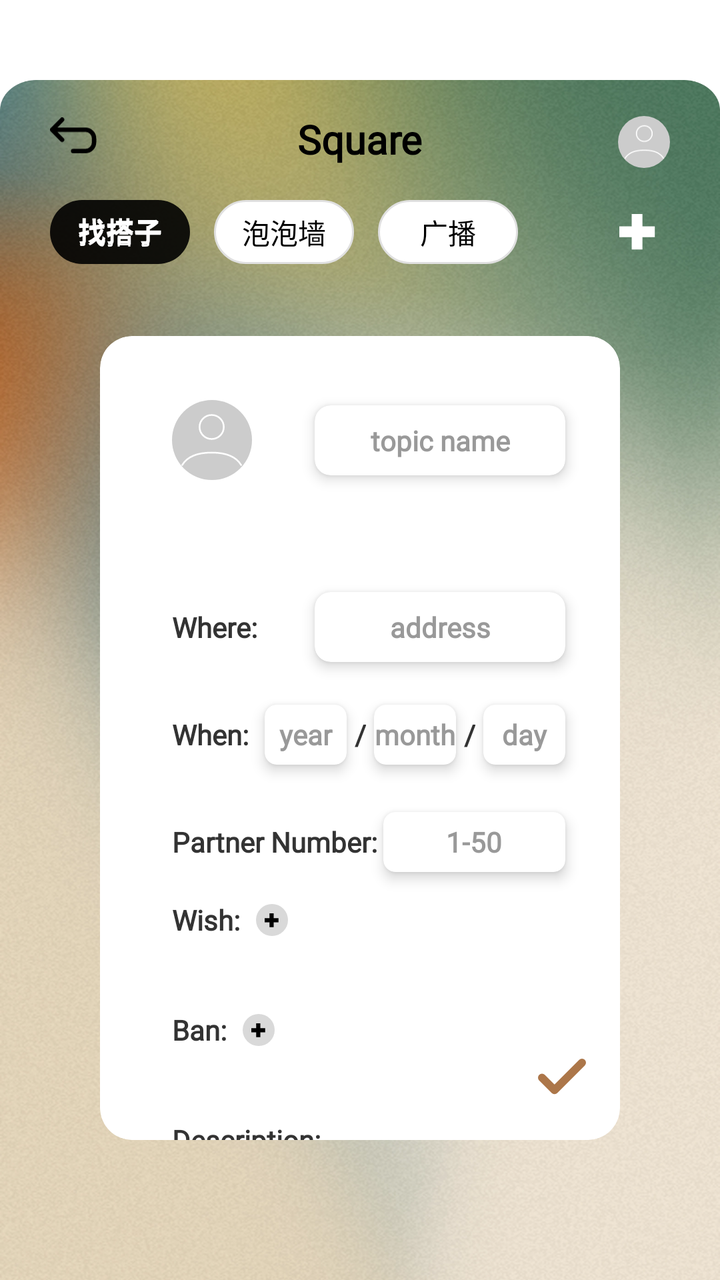
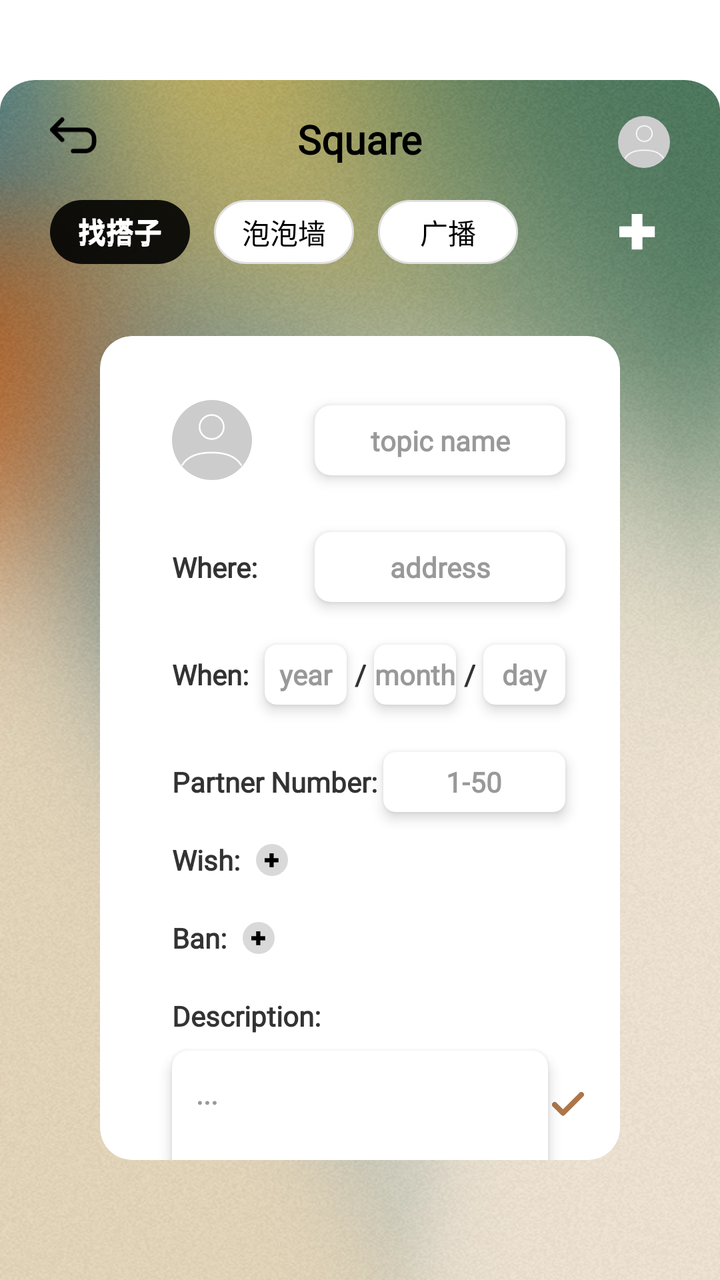

Before-and-after screenshots of an Android layout around one commit, followed by the original layout XML and the change that was made.
<!-- AndroidManifest.xml: application theme Theme.Bubble -->
<!-- res/layout/activity_create_post.xml -->
<?xml version="1.0" encoding="utf-8"?>
<androidx.constraintlayout.widget.ConstraintLayout xmlns:android="http://schemas.android.com/apk/res/android"
    xmlns:app="http://schemas.android.com/apk/res-auto"
    android:layout_width="match_parent"
    android:layout_height="match_parent">

    
    <ImageView
        android:id="@+id/iv_bg"
        android:layout_width="0dp"
        android:layout_height="0dp"
        android:scaleType="fitXY"
        android:src="@drawable/bg_square"
        android:layout_marginTop="40dp"
        app:layout_constraintBottom_toBottomOf="parent"
        app:layout_constraintEnd_toEndOf="parent"
        app:layout_constraintStart_toStartOf="parent"
        app:layout_constraintTop_toTopOf="parent" />

    
    <ImageView
        android:id="@+id/iv_menu"
        android:layout_width="24dp"
        android:layout_height="24dp"
        android:layout_marginStart="25dp"
        android:layout_marginTop="56dp"
        android:src="@drawable/ic_arrow_back"
        app:tint="#000000"
        app:layout_constraintStart_toStartOf="parent"
        app:layout_constraintTop_toTopOf="parent" />

    
    <TextView
        android:id="@+id/tv_title"
        android:layout_width="wrap_content"
        android:layout_height="wrap_content"
        android:layout_marginTop="56dp"
        android:fontFamily="@font/inter"
        android:text="Square"
        android:textColor="#000000"
        android:textSize="20sp"
        android:textStyle="bold"
        app:layout_constraintEnd_toEndOf="parent"
        app:layout_constraintStart_toStartOf="parent"
        app:layout_constraintTop_toTopOf="parent" />

    
    <ImageView
        android:id="@+id/iv_avatar_top"
        android:layout_width="26dp"
        android:layout_height="26dp"
        android:layout_marginTop="58dp"
        android:layout_marginEnd="25dp"
        android:background="@drawable/bg_circle"
        android:scaleType="centerCrop"
        android:src="@drawable/ic_me_user"
        app:layout_constraintEnd_toEndOf="parent"
        app:layout_constraintTop_toTopOf="parent" />

    
    <androidx.constraintlayout.widget.ConstraintLayout
        android:id="@+id/nav_container"
        android:layout_width="wrap_content"
        android:layout_height="wrap_content"
        android:layout_marginStart="25dp"
        android:layout_marginTop="100dp"
        app:layout_constraintStart_toStartOf="parent"
        app:layout_constraintTop_toTopOf="parent">

        
        <FrameLayout
            android:id="@+id/nav_find_partner"
            android:layout_width="70dp"
            android:layout_height="32dp"
            android:background="@drawable/ic_square_black"
            app:layout_constraintStart_toStartOf="parent"
            app:layout_constraintTop_toTopOf="parent">

            <TextView
                android:layout_width="wrap_content"
                android:layout_height="wrap_content"
                android:layout_gravity="center"
                android:includeFontPadding="false"
                android:text="找搭子"
                android:textColor="#FFFFFF"
                android:textSize="14sp"
                android:fontFamily="@font/inter" />
        </FrameLayout>

        
        <FrameLayout
            android:id="@+id/nav_bubble"
            android:layout_width="70dp"
            android:layout_height="32dp"
            android:layout_marginStart="12dp"
            android:background="@drawable/bg_white_rounded"
            app:layout_constraintStart_toEndOf="@id/nav_find_partner"
            app:layout_constraintTop_toTopOf="parent">

            <TextView
                android:layout_width="wrap_content"
                android:layout_height="wrap_content"
                android:layout_gravity="center"
                android:includeFontPadding="false"
                android:text="泡泡墙"
                android:textColor="#000000"
                android:textSize="14sp"
                android:fontFamily="@font/inter" />
        </FrameLayout>

        
        <FrameLayout
            android:id="@+id/nav_broadcast"
            android:layout_width="70dp"
            android:layout_height="32dp"
            android:layout_marginStart="12dp"
            android:background="@drawable/bg_white_rounded"
            app:layout_constraintStart_toEndOf="@id/nav_bubble"
            app:layout_constraintTop_toTopOf="parent">

            <TextView
                android:layout_width="wrap_content"
                android:layout_height="wrap_content"
                android:layout_gravity="center"
                android:includeFontPadding="false"
                android:text="广播"
                android:textColor="#000000"
                android:textSize="14sp"
                android:fontFamily="@font/inter" />
        </FrameLayout>
    </androidx.constraintlayout.widget.ConstraintLayout>

    
    <ImageView
        android:id="@+id/iv_add"
        android:layout_width="18dp"
        android:layout_height="18dp"
        android:layout_marginEnd="-19dp"
        android:src="@drawable/ic_tab_add"
        android:tint="@android:color/white"
        app:layout_constraintEnd_toStartOf="@id/iv_avatar_top"
        app:layout_constraintTop_toTopOf="@id/nav_container"
        app:layout_constraintBottom_toBottomOf="@id/nav_container" />

    
    <androidx.cardview.widget.CardView
        android:id="@+id/card_container"
        android:layout_width="0dp"
        android:layout_height="0dp"
        android:layout_marginTop="36dp"
        android:layout_marginHorizontal="50dp"
        android:layout_marginBottom="70dp"
        app:cardCornerRadius="16dp"
        app:cardElevation="0dp"
        app:cardBackgroundColor="@android:color/white"
        app:layout_constraintStart_toStartOf="parent"
        app:layout_constraintEnd_toEndOf="parent"
        app:layout_constraintTop_toBottomOf="@id/nav_container"
        app:layout_constraintBottom_toBottomOf="parent">

        <androidx.constraintlayout.widget.ConstraintLayout
            android:layout_width="match_parent"
            android:layout_height="match_parent"
            android:padding="16dp"
            android:clipChildren="false"
            android:clipToPadding="false">

            
            <ImageView
                android:id="@+id/iv_avatar"
                android:layout_width="40dp"
                android:layout_height="40dp"
                android:layout_marginStart="20dp"
                android:layout_marginTop="16dp"
                android:background="@drawable/bg_circle"
                android:scaleType="centerCrop"
                android:src="@drawable/ic_me_user"
                app:layout_constraintStart_toStartOf="parent"
                app:layout_constraintTop_toTopOf="parent" />

            
            <androidx.cardview.widget.CardView
                android:id="@+id/card_topic_name"
                android:layout_width="0dp"
                android:layout_height="35dp"
                app:cardCornerRadius="8dp"
                app:cardElevation="4dp"
                app:cardBackgroundColor="@android:color/white"
                app:layout_constraintWidth_percent="0.55"
                app:layout_constraintEnd_toEndOf="@id/card_day"
                app:layout_constraintTop_toTopOf="@id/iv_avatar"
                app:layout_constraintBottom_toBottomOf="@id/iv_avatar">

                <EditText
                    android:id="@+id/et_topic_name"
                    android:layout_width="match_parent"
                    android:layout_height="match_parent"
                    android:background="@null"
                    android:fontFamily="@font/inter"
                    android:gravity="center"
                    android:hint="topic name"
                    android:textColor="#333333"
                    android:textColorHint="#999999"
                    android:textSize="14sp"
                    android:textStyle="bold" />
            </androidx.cardview.widget.CardView>

            
            <TextView
                android:id="@+id/tv_where_label"
                android:layout_width="wrap_content"
                android:layout_height="wrap_content"
                android:layout_marginTop="64dp"
                android:layout_marginStart="20dp"
                android:fontFamily="@font/inter"
                android:text="Where:"
                android:textColor="#333333"
                android:textSize="14sp"
                android:textStyle="bold"
                app:layout_constraintStart_toStartOf="parent"
                app:layout_constraintTop_toBottomOf="@id/iv_avatar" />

            
            <androidx.cardview.widget.CardView
                android:id="@+id/card_address"
                android:layout_width="0dp"
                android:layout_height="35dp"
                app:cardCornerRadius="8dp"
                app:cardElevation="4dp"
                app:cardBackgroundColor="@android:color/white"
                app:layout_constraintWidth_percent="0.55"
                app:layout_constraintEnd_toEndOf="@id/card_day"
                app:layout_constraintTop_toTopOf="@id/tv_where_label"
                app:layout_constraintBottom_toBottomOf="@id/tv_where_label">

                <EditText
                    android:id="@+id/et_address"
                    android:layout_width="match_parent"
                    android:layout_height="match_parent"
                    android:background="@null"
                    android:fontFamily="@font/inter"
                    android:gravity="center"
                    android:hint="address"
                    android:textColor="#333333"
                    android:textColorHint="#999999"
                    android:textSize="14sp"
                    android:textStyle="bold" />
            </androidx.cardview.widget.CardView>

            
            <TextView
                android:id="@+id/tv_when_label"
                android:layout_width="wrap_content"
                android:layout_height="wrap_content"
                android:layout_marginTop="34.5dp"
                android:layout_marginStart="20dp"
                android:fontFamily="@font/inter"
                android:text="When:"
                android:textColor="#333333"
                android:textSize="14sp"
                android:textStyle="bold"
                app:layout_constraintStart_toStartOf="parent"
                app:layout_constraintTop_toBottomOf="@id/tv_where_label" />

            
            <androidx.cardview.widget.CardView
                android:id="@+id/card_year"
                android:layout_width="0dp"
                android:layout_height="30dp"
                android:layout_marginStart="8dp"
                app:cardCornerRadius="6dp"
                app:cardElevation="4dp"
                app:cardBackgroundColor="@android:color/white"
                app:layout_constraintWidth_percent="0.18"
                app:layout_constraintStart_toEndOf="@id/tv_when_label"
                app:layout_constraintTop_toTopOf="@id/tv_when_label"
                app:layout_constraintBottom_toBottomOf="@id/tv_when_label">

                <EditText
                    android:id="@+id/et_year"
                    android:layout_width="match_parent"
                    android:layout_height="match_parent"
                    android:background="@null"
                    android:fontFamily="@font/inter"
                    android:gravity="center"
                    android:hint="year"
                    android:textColor="#333333"
                    android:textColorHint="#999999"
                    android:textSize="14sp"
                    android:textStyle="bold" />
            </androidx.cardview.widget.CardView>

            
            <TextView
                android:id="@+id/tv_slash1"
                android:layout_width="wrap_content"
                android:layout_height="wrap_content"
                android:layout_marginHorizontal="4dp"
                android:fontFamily="@font/inter"
                android:text="/"
                android:textColor="#333333"
                android:textSize="14sp"
                android:textStyle="bold"
                app:layout_constraintBaseline_toBaselineOf="@id/tv_when_label"
                app:layout_constraintStart_toEndOf="@id/card_year" />

            
            <androidx.cardview.widget.CardView
                android:id="@+id/card_month"
                android:layout_width="0dp"
                android:layout_height="30dp"
                android:layout_marginStart="4dp"
                app:cardCornerRadius="6dp"
                app:cardElevation="4dp"
                app:cardBackgroundColor="@android:color/white"
                app:layout_constraintWidth_percent="0.18"
                app:layout_constraintStart_toEndOf="@id/tv_slash1"
                app:layout_constraintTop_toTopOf="@id/tv_when_label"
                app:layout_constraintBottom_toBottomOf="@id/tv_when_label">

                <EditText
                    android:id="@+id/et_month"
                    android:layout_width="match_parent"
                    android:layout_height="match_parent"
                    android:background="@null"
                    android:fontFamily="@font/inter"
                    android:gravity="center"
                    android:hint="month"
                    android:textColor="#333333"
                    android:textColorHint="#999999"
                    android:textSize="14sp"
                    android:textStyle="bold" />
            </androidx.cardview.widget.CardView>

            
            <TextView
                android:id="@+id/tv_slash2"
                android:layout_width="wrap_content"
                android:layout_height="wrap_content"
                android:layout_marginHorizontal="4dp"
                android:fontFamily="@font/inter"
                android:text="/"
                android:textColor="#333333"
                android:textSize="14sp"
                android:textStyle="bold"
                app:layout_constraintBaseline_toBaselineOf="@id/tv_when_label"
                app:layout_constraintStart_toEndOf="@id/card_month" />

            
            <androidx.cardview.widget.CardView
                android:id="@+id/card_day"
                android:layout_width="0dp"
                android:layout_height="30dp"
                android:layout_marginStart="4dp"
                app:cardCornerRadius="6dp"
                app:cardElevation="4dp"
                app:cardBackgroundColor="@android:color/white"
                app:layout_constraintWidth_percent="0.18"
                app:layout_constraintStart_toEndOf="@id/tv_slash2"
                app:layout_constraintTop_toTopOf="@id/tv_when_label"
                app:layout_constraintBottom_toBottomOf="@id/tv_when_label">

                <EditText
                    android:id="@+id/et_day"
                    android:layout_width="match_parent"
                    android:layout_height="match_parent"
                    android:background="@null"
                    android:fontFamily="@font/inter"
                    android:gravity="center"
                    android:hint="day"
                    android:textColor="#333333"
                    android:textColorHint="#999999"
                    android:textSize="14sp"
                    android:textStyle="bold" />
            </androidx.cardview.widget.CardView>

            
            <TextView
                android:id="@+id/tv_partner_label"
                android:layout_width="wrap_content"
                android:layout_height="wrap_content"
                android:layout_marginTop="34.5dp"
                android:layout_marginStart="20dp"
                android:fontFamily="@font/inter"
                android:text="Partner Number:"
                android:textColor="#333333"
                android:textSize="14sp"
                android:textStyle="bold"
                app:layout_constraintStart_toStartOf="parent"
                app:layout_constraintTop_toBottomOf="@id/tv_when_label" />

            
            <androidx.cardview.widget.CardView
                android:id="@+id/card_partner_number"
                android:layout_width="0dp"
                android:layout_height="30dp"
                app:cardCornerRadius="6dp"
                app:cardElevation="4dp"
                app:cardBackgroundColor="@android:color/white"
                app:layout_constraintWidth_percent="0.40"
                app:layout_constraintEnd_toEndOf="@id/card_day"
                app:layout_constraintTop_toTopOf="@id/tv_partner_label"
                app:layout_constraintBottom_toBottomOf="@id/tv_partner_label">

                <EditText
                    android:id="@+id/et_partner_number"
                    android:layout_width="match_parent"
                    android:layout_height="match_parent"
                    android:background="@null"
                    android:fontFamily="@font/inter"
                    android:gravity="center"
                    android:hint="1-50"
                    android:inputType="number"
                    android:textColor="#333333"
                    android:textColorHint="#999999"
                    android:textSize="14sp"
                    android:textStyle="bold" />
            </androidx.cardview.widget.CardView>

            
            <TextView
                android:id="@+id/tv_wish_label"
                android:layout_width="wrap_content"
                android:layout_height="wrap_content"
                android:layout_marginTop="20dp"
                android:layout_marginStart="20dp"
                android:fontFamily="@font/inter"
                android:text="Wish:"
                android:textColor="#333333"
                android:textSize="14sp"
                android:textStyle="bold"
                app:layout_constraintStart_toStartOf="parent"
                app:layout_constraintTop_toBottomOf="@id/tv_partner_label" />

            
            <FrameLayout
                android:id="@+id/fl_wish_add"
                android:layout_width="16dp"
                android:layout_height="16dp"
                android:layout_marginStart="8dp"
                app:layout_constraintBottom_toBottomOf="@id/tv_wish_label"
                app:layout_constraintStart_toEndOf="@id/tv_wish_label"
                app:layout_constraintTop_toTopOf="@id/tv_wish_label">

                <ImageView
                    android:layout_width="16dp"
                    android:layout_height="16dp"
                    android:src="@drawable/ic_square_gray" />

                <ImageView
                    android:layout_width="7dp"
                    android:layout_height="8dp"
                    android:layout_gravity="center"
                    android:src="@drawable/ic_tab_add"
                    app:tint="#000000" />
            </FrameLayout>

            
            <com.google.android.material.chip.ChipGroup
                android:id="@+id/chip_group_wish"
                android:layout_width="0dp"
                android:layout_height="wrap_content"
                android:layout_marginStart="8dp"
                android:layout_marginEnd="16dp"
                app:chipSpacingHorizontal="6dp"
                app:chipSpacingVertical="0dp"
                app:singleLine="true"
                app:layout_constraintBottom_toBottomOf="@id/fl_wish_add"
                app:layout_constraintEnd_toEndOf="parent"
                app:layout_constraintStart_toEndOf="@id/fl_wish_add"
                app:layout_constraintTop_toTopOf="@id/fl_wish_add" />

            
            <TextView
                android:id="@+id/tv_ban_label"
                android:layout_width="wrap_content"
                android:layout_height="wrap_content"
                android:layout_marginTop="36dp"
                android:layout_marginStart="20dp"
                android:fontFamily="@font/inter"
                android:text="Ban:"
                android:textColor="#333333"
                android:textSize="14sp"
                android:textStyle="bold"
                app:layout_constraintStart_toStartOf="parent"
                app:layout_constraintTop_toBottomOf="@id/tv_wish_label" />

            
            <FrameLayout
                android:id="@+id/fl_ban_add"
                android:layout_width="16dp"
                android:layout_height="16dp"
                android:layout_marginStart="8dp"
                app:layout_constraintBottom_toBottomOf="@id/tv_ban_label"
                app:layout_constraintStart_toEndOf="@id/tv_ban_label"
                app:layout_constraintTop_toTopOf="@id/tv_ban_label">

                <ImageView
                    android:layout_width="16dp"
                    android:layout_height="16dp"
                    android:src="@drawable/ic_square_gray" />

                <ImageView
                    android:layout_width="7dp"
                    android:layout_height="8dp"
                    android:layout_gravity="center"
                    android:src="@drawable/ic_tab_add"
                    app:tint="#000000" />
            </FrameLayout>

            
            <com.google.android.material.chip.ChipGroup
                android:id="@+id/chip_group_ban"
                android:layout_width="0dp"
                android:layout_height="wrap_content"
                android:layout_marginStart="8dp"
                android:layout_marginEnd="16dp"
                app:chipSpacingHorizontal="6dp"
                app:chipSpacingVertical="0dp"
                app:singleLine="true"
                app:layout_constraintBottom_toBottomOf="@id/fl_ban_add"
                app:layout_constraintEnd_toEndOf="parent"
                app:layout_constraintStart_toEndOf="@id/fl_ban_add"
                app:layout_constraintTop_toTopOf="@id/fl_ban_add" />

            
            <TextView
                android:id="@+id/tv_description_label"
                android:layout_width="wrap_content"
                android:layout_height="wrap_content"
                android:layout_marginTop="36dp"
                android:layout_marginStart="20dp"
                android:fontFamily="@font/inter"
                android:text="Description:"
                android:textColor="#333333"
                android:textSize="14sp"
                android:textStyle="bold"
                app:layout_constraintStart_toStartOf="parent"
                app:layout_constraintTop_toBottomOf="@id/tv_ban_label" />

            
            <androidx.cardview.widget.CardView
                android:id="@+id/card_description"
                android:layout_width="0dp"
                android:layout_height="120dp"
                android:layout_marginTop="8dp"
                android:layout_marginStart="20dp"
                android:layout_marginEnd="20dp"
                app:cardCornerRadius="8dp"
                app:cardElevation="4dp"
                app:cardBackgroundColor="@android:color/white"
                app:layout_constraintStart_toStartOf="parent"
                app:layout_constraintEnd_toEndOf="parent"
                app:layout_constraintTop_toBottomOf="@id/tv_description_label">

                <EditText
                    android:id="@+id/et_description"
                    android:layout_width="match_parent"
                    android:layout_height="match_parent"
                    android:background="@null"
                    android:fontFamily="@font/inter"
                    android:gravity="top|start"
                    android:hint="..."
                    android:padding="12dp"
                    android:textColor="#333333"
                    android:textColorHint="#999999"
                    android:textSize="14sp"
                    android:textStyle="bold" />
            </androidx.cardview.widget.CardView>

            
            <androidx.constraintlayout.widget.Guideline
                android:id="@+id/guideline_right"
                android:layout_width="wrap_content"
                android:layout_height="wrap_content"
                android:orientation="vertical"
                app:layout_constraintGuide_percent="0.995" />

            
            <androidx.constraintlayout.widget.Guideline
                android:id="@+id/guideline_bottom"
                android:layout_width="wrap_content"
                android:layout_height="wrap_content"
                android:orientation="horizontal"
                app:layout_constraintGuide_percent="0.99" />

            
            <ImageView
                android:id="@+id/iv_submit"
                android:layout_width="24dp"
                android:layout_height="24dp"
                android:src="@drawable/ic_square_brownright"
                app:layout_constraintBottom_toBottomOf="@id/guideline_bottom"
                app:layout_constraintEnd_toEndOf="@id/guideline_right" />

        </androidx.constraintlayout.widget.ConstraintLayout>
    </androidx.cardview.widget.CardView>

</androidx.constraintlayout.widget.ConstraintLayout>
<!-- resources referenced by this layout -->
<resources>
  <!-- drawable bg_circle (drawable) -->
  <?xml version="1.0" encoding="utf-8"?>
  <shape xmlns:android="http://schemas.android.com/apk/res/android">
      <solid android:color="#CCCCCC"/>
      <corners android:radius="50dp"/>
  </shape>
  <!-- drawable bg_square: webp bitmap (drawable, 556488 bytes) -->
  <!-- drawable bg_white_rounded (drawable) -->
  <?xml version="1.0" encoding="utf-8"?>
  <shape xmlns:android="http://schemas.android.com/apk/res/android">
      <solid android:color="#FFFFFF"/>
      <corners android:radius="16dp"/>
      <stroke android:width="1dp" android:color="#E0E0E0"/>
  </shape>
  <!-- drawable ic_arrow_back (drawable) -->
  <vector xmlns:android="http://schemas.android.com/apk/res/android"
      android:width="22dp"
      android:height="17dp"
      android:viewportWidth="22"
      android:viewportHeight="17">
    <path
        android:pathData="M5.554,1L1,5.615M1,5.615L5.554,10.231M1,5.615L16.2,5.615C18.409,5.615 20.2,7.406 20.2,9.615L20.2,11.4C20.2,13.609 18.409,15.4 16.2,15.4L10.6,15.4"
        android:strokeLineJoin="round"
        android:strokeWidth="2"
        android:fillColor="#00000000"
        android:strokeColor="#ffffff"
        android:strokeLineCap="round"/>
  </vector>
  <!-- drawable ic_me_user (drawable) -->
  <vector xmlns:android="http://schemas.android.com/apk/res/android"
      android:width="96dp"
      android:height="95dp"
      android:viewportWidth="96"
      android:viewportHeight="95">
    <path
        android:pathData="M12.951,77.188C18.253,68.437 29.872,62.447 48,62.447C66.128,62.447 77.747,68.437 83.049,77.188M62.4,32.063C62.4,39.933 55.953,46.313 48,46.313C40.047,46.313 33.6,39.933 33.6,32.063C33.6,24.192 40.047,17.813 48,17.813C55.953,17.813 62.4,24.192 62.4,32.063Z"
        android:strokeWidth="2"
        android:fillColor="#00000000"
        android:strokeColor="#ffffff"
        android:strokeLineCap="round"/>
  </vector>
  <!-- drawable ic_square_brownright (drawable) -->
  <vector xmlns:android="http://schemas.android.com/apk/res/android"
      android:width="24dp"
      android:height="18dp"
      android:viewportWidth="24"
      android:viewportHeight="18">
    <path
        android:pathData="M22,2L8.25,15.75L2,9.5"
        android:strokeLineJoin="round"
        android:strokeWidth="4"
        android:fillColor="#00000000"
        android:strokeColor="#AC7649"
        android:strokeLineCap="round"/>
  </vector>
  <!-- drawable ic_square_gray (drawable) -->
  <vector xmlns:android="http://schemas.android.com/apk/res/android"
      android:width="13dp"
      android:height="13dp"
      android:viewportWidth="13"
      android:viewportHeight="13">
    <path
        android:pathData="M6.5,6.5m-6.5,0a6.5,6.5 0,1 1,13 0a6.5,6.5 0,1 1,-13 0"
        android:fillColor="#D9D9D9"/>
  </vector>
  <!-- drawable ic_tab_add (drawable) -->
  <vector xmlns:android="http://schemas.android.com/apk/res/android"
      android:width="16dp"
      android:height="16dp"
      android:viewportWidth="16"
      android:viewportHeight="16">
    <path
        android:pathData="M5.497,15.767V-0H10.27V15.767H5.497ZM-0,10.27V5.497H15.767V10.27H-0Z"
        android:fillColor="#000000"/>
  </vector>
  <style name="Theme.Bubble" parent="Theme.MaterialComponents.DayNight.NoActionBar">
          <item name="colorPrimary">@color/purple_500</item>
          <item name="colorPrimaryVariant">@color/purple_700</item>
          <item name="colorOnPrimary">@color/white</item>
          <item name="colorSecondary">@color/teal_200</item>
          <item name="colorSecondaryVariant">@color/teal_700</item>
          <item name="colorOnSecondary">@color/black</item>
          <item name="android:statusBarColor">@android:color/transparent</item>
          <item name="android:windowLightStatusBar">true</item>
      </style>
  <color name="purple_500">#FF6200EE</color>
  <color name="purple_700">#FF3700B3</color>
  <color name="white">#FFFFFFFF</color>
  <color name="teal_200">#FF03DAC5</color>
  <color name="teal_700">#FF018786</color>
  <color name="black">#FF000000</color>
  <!-- unchanged entries left out for length: 1 -->
</resources>

<!-- the commit's change to res/layout/activity_create_post.xml (unified diff, before → after) -->
@@ -149,7 +149,7 @@
         android:layout_height="0dp"
         android:layout_marginTop="36dp"
         android:layout_marginHorizontal="50dp"
-        android:layout_marginBottom="70dp"
+        android:layout_marginBottom="60dp"
         app:cardCornerRadius="16dp"
         app:cardElevation="0dp"
         app:cardBackgroundColor="@android:color/white"
@@ -210,7 +210,7 @@
                 android:id="@+id/tv_where_label"
                 android:layout_width="wrap_content"
                 android:layout_height="wrap_content"
-                android:layout_marginTop="64dp"
+                android:layout_marginTop="34dp"
                 android:layout_marginStart="20dp"
                 android:fontFamily="@font/inter"
                 android:text="Where:"
@@ -475,7 +475,7 @@
                 android:id="@+id/tv_ban_label"
                 android:layout_width="wrap_content"
                 android:layout_height="wrap_content"
-                android:layout_marginTop="36dp"
+                android:layout_marginTop="20dp"
                 android:layout_marginStart="20dp"
                 android:fontFamily="@font/inter"
                 android:text="Ban:"
@@ -528,7 +528,7 @@
                 android:id="@+id/tv_description_label"
                 android:layout_width="wrap_content"
                 android:layout_height="wrap_content"
-                android:layout_marginTop="36dp"
+                android:layout_marginTop="20dp"
                 android:layout_marginStart="20dp"
                 android:fontFamily="@font/inter"
                 android:text="Description:"
@@ -574,7 +574,7 @@
                 android:layout_width="wrap_content"
                 android:layout_height="wrap_content"
                 android:orientation="vertical"
-                app:layout_constraintGuide_percent="0.995" />
+                app:layout_constraintGuide_end="2dp" />
 
             
             <androidx.constraintlayout.widget.Guideline
@@ -582,13 +582,13 @@
                 android:layout_width="wrap_content"
                 android:layout_height="wrap_content"
                 android:orientation="horizontal"
-                app:layout_constraintGuide_percent="0.99" />
+                app:layout_constraintGuide_end="4dp" />
 
             
             <ImageView
                 android:id="@+id/iv_submit"
-                android:layout_width="24dp"
-                android:layout_height="24dp"
+                android:layout_width="16dp"
+                android:layout_height="16dp"
                 android:src="@drawable/ic_square_brownright"
                 app:layout_constraintBottom_toBottomOf="@id/guideline_bottom"
                 app:layout_constraintEnd_toEndOf="@id/guideline_right" />
